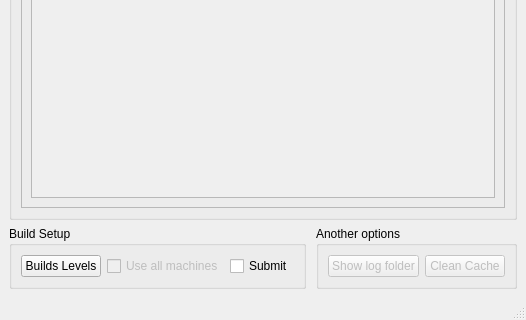
Before: the Qt Designer form BatchLightUE4/Views/WindowsMainWindows.ui in shenyu0403/BatchBuildLightUE4, drawn with Qt 5; both pictures show x 0 to 526 and y 169 to 489 of the 526 by 489 pixel window.
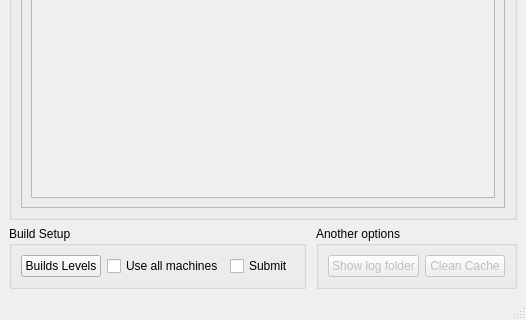
After: the same form once the commit is applied. Icons and pictures are not drawn.

Commit message: Activate the checkbox All rendering operator

Patch:
```diff
--- a/BatchLightUE4/Views/WindowsMainWindows.ui
+++ b/BatchLightUE4/Views/WindowsMainWindows.ui
@@ -210,7 +210,7 @@
            <item>
             <widget class="QCheckBox" name="checkBoxMachines">
              <property name="enabled">
-              <bool>false</bool>
+              <bool>true</bool>
              </property>
              <property name="text">
               <string>Use all machines</string>
```
The commit also changes 3 other files.
